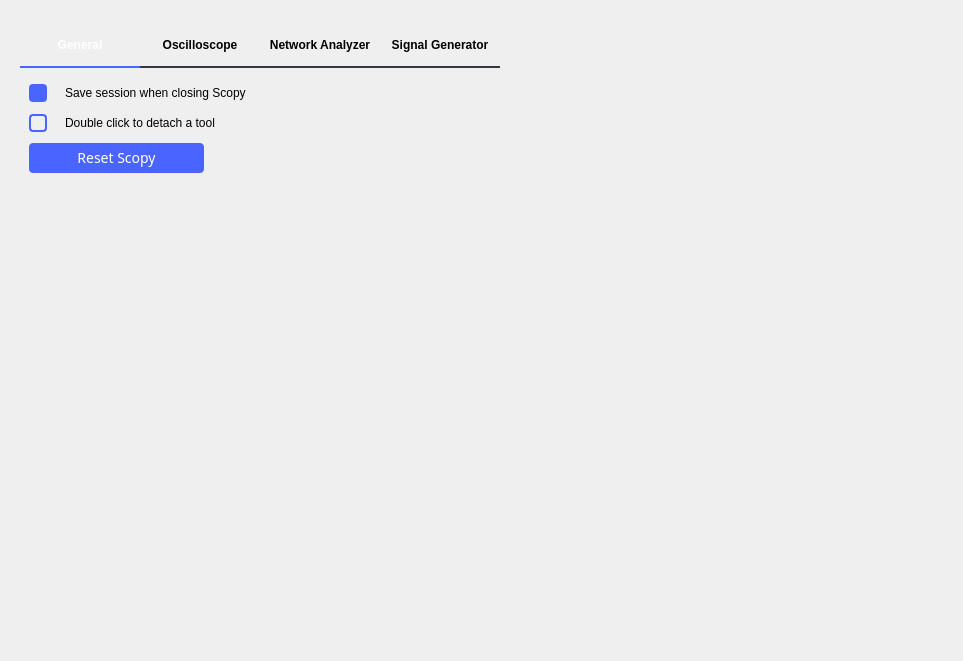
The window that ui/preferences.ui (analogdevicesinc/scopy) describes before a commit, drawn with Qt 5.
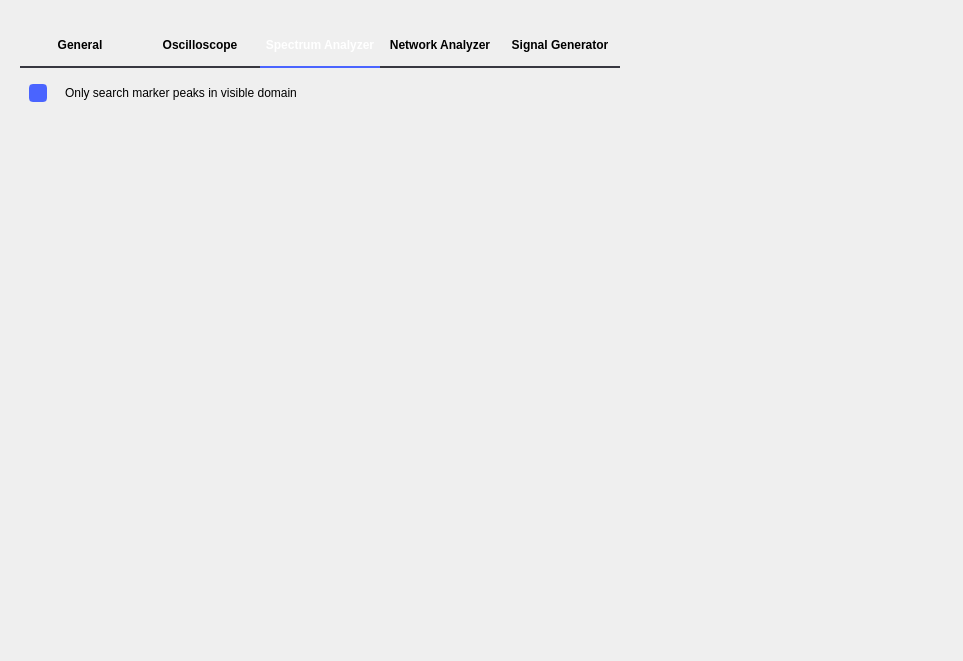
The same window after the commit. Custom widgets are drawn as their Qt base class.

Commit message:
SpectrumAnalyzer: peak markers only search visible domain
Peak markers previously searched all the available domain.
This option can be toggled in the preferences menu.

```diff
--- a/ui/preferences.ui
+++ b/ui/preferences.ui
@@ -49,7 +49,7 @@
 }</string>
         </property>
         <property name="currentIndex">
-         <number>0</number>
+         <number>2</number>
         </property>
         <widget class="QWidget" name="General">
          <attribute name="title">
@@ -343,6 +343,88 @@
           </item>
          </layout>
         </widget>
+        <widget class="QWidget" name="SpectrumAnalyzer">
+         <attribute name="title">
+          <string>Spectrum Analyzer</string>
+         </attribute>
+         <layout class="QVBoxLayout" name="verticalLayout_7">
+          <property name="spacing">
+           <number>10</number>
+          </property>
+          <property name="topMargin">
+           <number>15</number>
+          </property>
+          <item>
+           <layout class="QHBoxLayout" name="horizontalLayout_6">
+            <property name="topMargin">
+             <number>0</number>
+            </property>
+            <item>
+             <widget class="QCheckBox" name="spectrumVisiblePeakSearch">
+              <property name="styleSheet">
+               <string notr="true">QCheckBox {
+  spacing: 8px;
+  background-color: transparent;
+  font-size: 14px;
+  font-weight: bold;
+  font-family: &quot;monospace&quot;;
+  color: rgba(255, 255, 255, 153);
+}
+
+QCheckBox::indicator {
+  width: 14px;
+  height: 14px;
+  border: 2px solid rgb(74,100,255);
+  border-radius: 4px;
+}
+QCheckBox::indicator:unchecked { background-color: transparent; }
+QCheckBox::indicator:checked { background-color: rgb(74,100,255); }</string>
+              </property>
+              <property name="text">
+               <string/>
+              </property>
+              <property name="checked">
+               <bool>true</bool>
+              </property>
+             </widget>
+            </item>
+            <item>
+             <widget class="QLabel" name="label_5">
+              <property name="text">
+               <string>Only search marker peaks in visible domain</string>
+              </property>
+             </widget>
+            </item>
+            <item>
+             <spacer name="horizontalSpacer_6">
+              <property name="orientation">
+               <enum>Qt::Horizontal</enum>
+              </property>
+              <property name="sizeHint" stdset="0">
+               <size>
+                <width>40</width>
+                <height>20</height>
+               </size>
+              </property>
+             </spacer>
+            </item>
+           </layout>
+          </item>
+          <item>
+           <spacer name="verticalSpacer_5">
+            <property name="orientation">
+             <enum>Qt::Vertical</enum>
+            </property>
+            <property name="sizeHint" stdset="0">
+             <size>
+              <width>20</width>
+              <height>40</height>
+             </size>
+            </property>
+           </spacer>
+          </item>
+         </layout>
+        </widget>
         <widget class="QWidget" name="NetworkAnalyzer">
          <attribute name="title">
           <string>Network Analyzer</string>
```
The commit also changes 6 other files.
